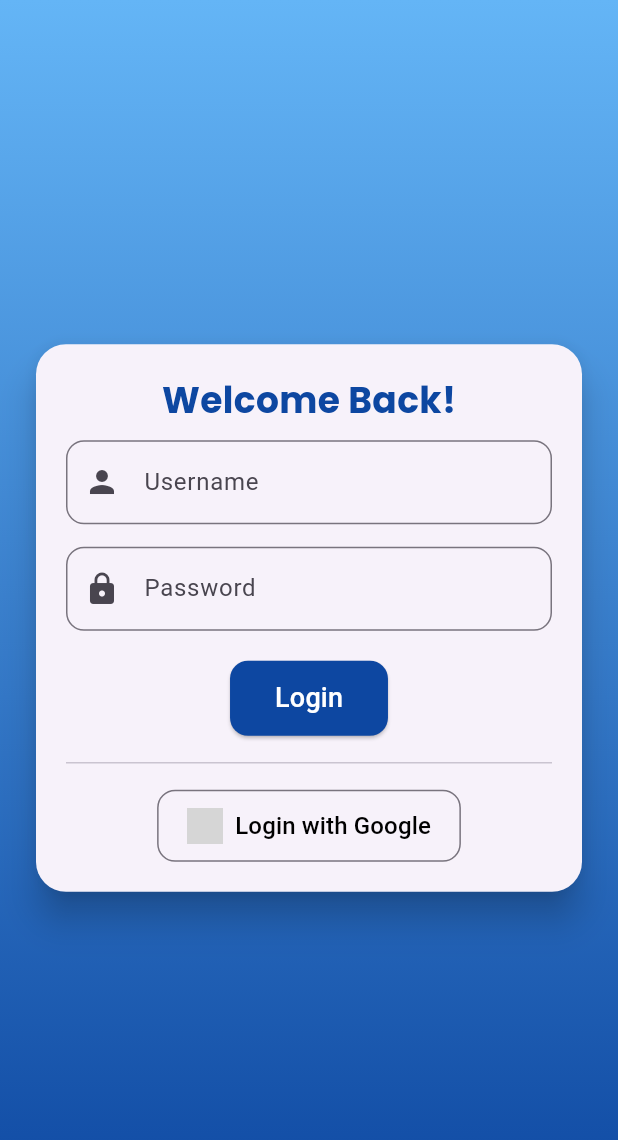
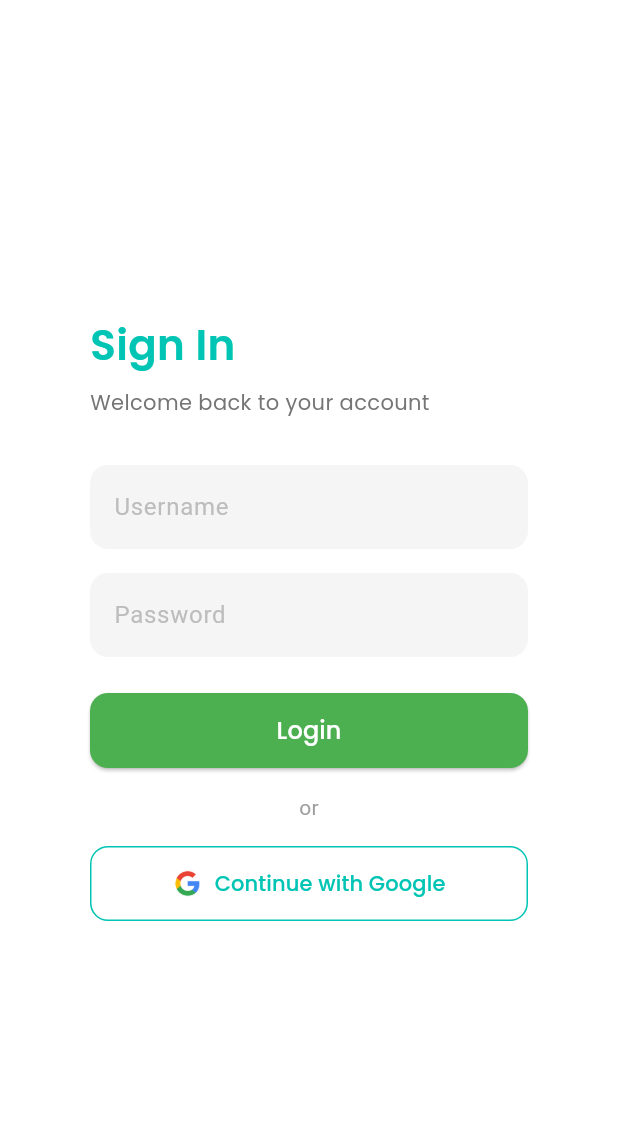
Before and after one commit to 1114nikhil/mpos, a Flutter app: the screen it shows after launch, on a phone screen of 412 x 824 dp. Shown: the top 1140 px of the screen. Run offline on Flutter 3.47's test engine with Material 3 defaults, Android fonts, the phone set to English and light mode, and no system bars; our stand-ins replace firebase_auth, firebase_core, google_fonts, google_sign_in, sqflite, sqflite_common_ffi; accounts and stored records are empty; grey boxes are pictures that could not be loaded.

Commit message:
firebase login for android

```diff
--- /dev/null
+++ b/lib/core/widgets/ult_elevated_button.dart
@@ -0,0 +1,34 @@
+import 'package:flutter/material.dart';
+import 'package:google_fonts/google_fonts.dart';
+
+class ULTElevatedButton extends StatelessWidget {
+  final VoidCallback onPressed;
+  final String text;
+
+  const ULTElevatedButton({
+    required this.onPressed,
+    required this.text,
+  });
+
+  @override
+  Widget build(BuildContext context) {
+    return ElevatedButton(
+      onPressed: onPressed,
+      style: ElevatedButton.styleFrom(
+        backgroundColor: Color(0xFF4CAF50), // Green
+        minimumSize: Size(double.infinity, 50),
+        shape: RoundedRectangleBorder(
+          borderRadius: BorderRadius.circular(12),
+        ),
+      ),
+      child: Text(
+        text,
+        style: GoogleFonts.poppins(
+          fontSize: 16,
+          color: Colors.white,
+          fontWeight: FontWeight.w500,
+        ),
+      ),
+    );
+  }
+}
--- /dev/null
+++ b/lib/core/widgets/ult_outlined_button.dart
@@ -0,0 +1,48 @@
+import 'package:flutter/material.dart';
+import 'package:google_fonts/google_fonts.dart';
+
+class ULTOutlinedButton extends StatelessWidget {
+  final VoidCallback onPressed;
+  final String text;
+  final String? iconPath; // Optional icon path for buttons with icons
+
+  const ULTOutlinedButton({
+    required this.onPressed,
+    required this.text,
+    this.iconPath,
+  });
+
+  @override
+  Widget build(BuildContext context) {
+    return OutlinedButton(
+      onPressed: onPressed,
+      style: OutlinedButton.styleFrom(
+        minimumSize: Size(double.infinity, 50),
+        side: BorderSide(color: Color(0xFF00C4B4)), // Sky Blue
+        shape: RoundedRectangleBorder(
+          borderRadius: BorderRadius.circular(12),
+        ),
+      ),
+      child: Row(
+        mainAxisAlignment: MainAxisAlignment.center,
+        children: [
+          if (iconPath != null) ...[
+            Image.asset(
+              iconPath!,
+              height: 20,
+            ),
+            SizedBox(width: 8),
+          ],
+          Text(
+            text,
+            style: GoogleFonts.poppins(
+              fontSize: 14,
+              color: Color(0xFF00C4B4), // Sky Blue
+              fontWeight: FontWeight.w500,
+            ),
+          ),
+        ],
+      ),
+    );
+  }
+}
--- /dev/null
+++ b/lib/core/widgets/ult_text_field.dart
@@ -0,0 +1,31 @@
+import 'package:flutter/material.dart';
+
+class ULTTextField extends StatelessWidget {
+  final TextEditingController controller;
+  final String hintText;
+  final bool obscureText;
+
+  const ULTTextField({
+    required this.controller,
+    required this.hintText,
+    this.obscureText = false,
+  });
+
+  @override
+  Widget build(BuildContext context) {
+    return TextField(
+      controller: controller,
+      obscureText: obscureText,
+      decoration: InputDecoration(
+        hintText: hintText,
+        hintStyle: TextStyle(color: Colors.grey[400]),
+        filled: true,
+        fillColor: Colors.grey[100],
+        border: OutlineInputBorder(
+          borderRadius: BorderRadius.circular(12),
+          borderSide: BorderSide.none,
+        ),
+      ),
+    );
+  }
+}
--- a/lib/features/auth/data/repositories/auth_repository.dart
+++ b/lib/features/auth/data/repositories/auth_repository.dart
@@ -1,13 +1,16 @@
 import 'package:firebase_auth/firebase_auth.dart';
 import 'package:google_sign_in/google_sign_in.dart';
-import 'package:mpos/features/auth/data/datasources/db_helper.dart';
+import 'package:mpos/core/datasources/db_helper.dart';
 
 class AuthRepository {
   final DBHelper dbHelper = DBHelper();
   final FirebaseAuth _firebaseAuth = FirebaseAuth.instance;
+  // final GoogleSignIn _googleSignIn = GoogleSignIn(
+  //   clientId: "", // Ensure this is set for web
+  // );
   final GoogleSignIn _googleSignIn = GoogleSignIn(
-    clientId: "", // Ensure this is set for web
-  );
+clientId: "780979485335-r9mn3mlq429safokckka7q7ujsjvdntb.apps.googleusercontent.com", // Ensure this is set for web
+);
 
   // Login with username and password (SQLite)
   Future<bool> loginWithCredentials(String username, String password) async {
--- a/lib/features/auth/presentation/screens/login_screen.dart
+++ b/lib/features/auth/presentation/screens/login_screen.dart
@@ -1,110 +1,36 @@
 import 'package:flutter/material.dart';
 import 'package:mpos/features/auth/presentation/blocs/auth_bloc.dart';
+import 'package:mpos/features/auth/presentation/widget/login_form.dart';
 import 'package:provider/provider.dart';
-import 'package:google_fonts/google_fonts.dart';
 
 class LoginScreen extends StatelessWidget {
   @override
   Widget build(BuildContext context) {
     return Scaffold(
-      body: Container(
-        decoration: BoxDecoration(
-          gradient: LinearGradient(
-            colors: [Colors.blue.shade300, Colors.blue.shade900],
-            begin: Alignment.topCenter,
-            end: Alignment.bottomCenter,
-          ),
-        ),
-        child: Center(
+      backgroundColor: Colors.white,
+      body: SafeArea(
+        child: SingleChildScrollView(
+          child: Container(
+            height: MediaQuery.of(context).size.height,
+            child: Column(
+              mainAxisAlignment: MainAxisAlignment.center,
+              children: [
+                Padding(
+                  padding: const EdgeInsets.symmetric(horizontal: 32.0),
+                  child: Card(
+                    elevation: 0,
+                    color: Colors.white,
                     child: Padding(
-            padding: const EdgeInsets.all(20.0),
-            child: Card(
-              elevation: 10,
-              shape: RoundedRectangleBorder(
-                borderRadius: BorderRadius.circular(20),
-              ),
-              child: Padding(
-                padding: const EdgeInsets.all(20.0),
+                      padding: const EdgeInsets.all(24.0),
                       child: Consumer<AuthBloc>(
                         builder: (context, authBloc, child) {
-                    return Column(
-                      mainAxisSize: MainAxisSize.min,
-                      children: [
-                        Text(
-                          "Welcome Back!",
-                          style: GoogleFonts.poppins(
-                            fontSize: 24,
-                            fontWeight: FontWeight.bold,
-                            color: Colors.blue.shade900,
+                          return LoginForm(authBloc: authBloc);
+                        },
                       ),
-                        ),
-                        const SizedBox(height: 10),
-                        TextField(
-                          controller: authBloc.usernameController,
-                          decoration: InputDecoration(
-                            labelText: 'Username',
-                            prefixIcon: Icon(Icons.person),
-                            border: OutlineInputBorder(
-                              borderRadius: BorderRadius.circular(12),
-                            ),
-                          ),
-                        ),
-                        const SizedBox(height: 15),
-                        TextField(
-                          controller: authBloc.passwordController,
-                          obscureText: true,
-                          decoration: InputDecoration(
-                            labelText: 'Password',
-                            prefixIcon: Icon(Icons.lock),
-                            border: OutlineInputBorder(
-                              borderRadius: BorderRadius.circular(12),
-                            ),
-                          ),
-                        ),
-                        const SizedBox(height: 20),
-                        ElevatedButton(
-                          onPressed: () {
-                            authBloc.login(context);
-                          },
-                          style: ElevatedButton.styleFrom(
-                            backgroundColor: Colors.blue.shade900,
-                            padding: EdgeInsets.symmetric(vertical: 12, horizontal: 30),
-                            shape: RoundedRectangleBorder(
-                              borderRadius: BorderRadius.circular(12),
-                            ),
-                          ),
-                          child: Text(
-                            'Login',
-                            style: TextStyle(fontSize: 18, color: Colors.white),
-                          ),
-                        ),
-                        const SizedBox(height: 10),
-                        Divider(),
-                        const SizedBox(height: 10),
-                        OutlinedButton.icon(
-                          onPressed: () {
-                            authBloc.loginWithGoogle(context);
-                          },
-                          icon: Image.asset(
-                            'assets/google_logo.png',
-                            height: 24,
-                          ),
-                          label: Text(
-                            'Login with Google',
-                            style: TextStyle(fontSize: 16, color: Colors.black),
-                          ),
-                          style: OutlinedButton.styleFrom(
-                            padding: EdgeInsets.symmetric(vertical: 12, horizontal: 20),
-                            shape: RoundedRectangleBorder(
-                              borderRadius: BorderRadius.circular(12),
                     ),
                   ),
                 ),
               ],
-                    );
-                  },
-                ),
-              ),
             ),
           ),
         ),
--- /dev/null
+++ b/lib/features/auth/presentation/widget/login_form.dart
@@ -0,0 +1,67 @@
+import 'package:flutter/material.dart';
+import 'package:google_fonts/google_fonts.dart';
+import 'package:mpos/features/auth/presentation/blocs/auth_bloc.dart';
+import 'package:mpos/core/widgets/ult_text_field.dart';
+import 'package:mpos/core/widgets/ult_elevated_button.dart';
+import 'package:mpos/core/widgets/ult_outlined_button.dart';
+
+class LoginForm extends StatelessWidget {
+  final AuthBloc authBloc;
+
+  const LoginForm({required this.authBloc});
+
+  @override
+  Widget build(BuildContext context) {
+    return Column(
+      mainAxisSize: MainAxisSize.min,
+      crossAxisAlignment: CrossAxisAlignment.start,
+      children: [
+        Text(
+          "Sign In",
+          style: GoogleFonts.poppins(
+            fontSize: 28,
+            fontWeight: FontWeight.w600,
+            color: Color(0xFF00C4B4), // Sky Blue
+          ),
+        ),
+        SizedBox(height: 8),
+        Text(
+          "Welcome back to your account",
+          style: GoogleFonts.poppins(
+            fontSize: 14,
+            color: Colors.grey[600],
+          ),
+        ),
+        SizedBox(height: 32),
+        ULTTextField(
+          controller: authBloc.usernameController,
+          hintText: 'Username',
+        ),
+        SizedBox(height: 16),
+        ULTTextField(
+          controller: authBloc.passwordController,
+          hintText: 'Password',
+          obscureText: true,
+        ),
+        SizedBox(height: 24),
+        ULTElevatedButton(
+          onPressed: () => authBloc.login(context),
+          text: 'Login',
+        ),
+        SizedBox(height: 16),
+        Center(
+          child: Text(
+            'or',
+            style: TextStyle(color: Colors.grey[500]),
+          ),
+        ),
+        SizedBox(height: 16),
+        ULTOutlinedButton(
+          onPressed: () => authBloc.loginWithGoogle(context),
+          text: 'Continue with Google',
+          iconPath: 'assets/images/google_logo.png',
+        ),
+      ],
+    );
+  }
+}
--- a/lib/main.dart
+++ b/lib/main.dart
@@ -1,15 +1,20 @@
-import 'package:firebase_auth/firebase_auth.dart';
+import 'dart:io';
+
 import 'package:firebase_core/firebase_core.dart';
 import 'package:flutter/material.dart';
-import 'package:mpos/features/auth/data/datasources/firebase_options.dart';
+import 'package:mpos/core/datasources/firebase_options.dart';
 import 'package:mpos/features/auth/data/repositories/auth_repository.dart';
 import 'package:mpos/features/auth/domain/usecases/login_usecase.dart';
 import 'package:mpos/features/auth/presentation/blocs/auth_bloc.dart';
 import 'package:mpos/features/auth/presentation/screens/login_screen.dart';
 import 'package:provider/provider.dart';
-import 'package:firebase_core/firebase_core.dart';// Add this import
+import 'package:sqflite_common_ffi/sqflite_ffi.dart';
 void main() async {
   WidgetsFlutterBinding.ensureInitialized();
+  if (Platform.isWindows || Platform.isLinux || Platform.isMacOS) {
+    sqfliteFfiInit(); // Initialize FFI bindings
+    databaseFactory = databaseFactoryFfi; // Set factory for desktop
+  }
   await Firebase.initializeApp(
     options: DefaultFirebaseOptions.currentPlatform,
   );
```
Also changed, not shown: pubspec.yaml (+4 -3 lines), assets/images/google_logo.png (added), lib/core/datasources/db_helper.dart (renamed from lib/features/auth/data/datasources/db_helper.dart), lib/core/datasources/firebase_options.dart, pubspec.lock, 3 other files. Lines whose indentation alone changed are shown as unchanged.
